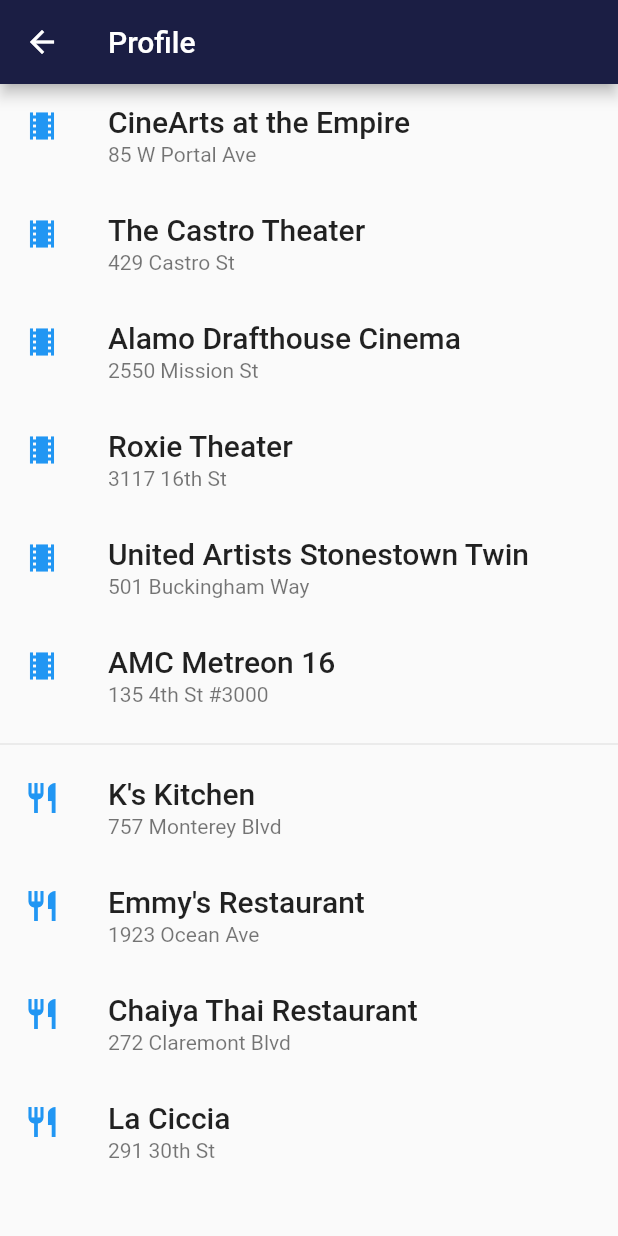
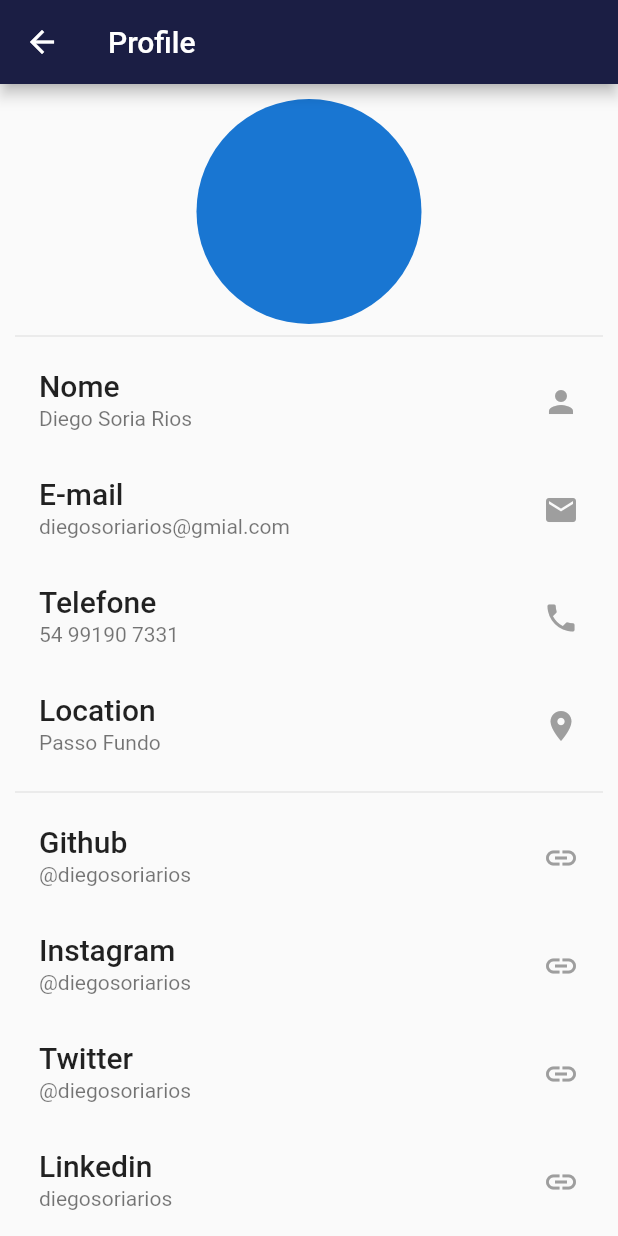
Before and after one commit to diegosoriarios/storyPage, a Flutter app: the screen it shows after launch, in the side drawer, after a tap on "Profile", on a phone screen of 412 x 824 dp. Run offline on Flutter 3.47's test engine with Material 2 defaults, Android fonts, the phone set to English and light mode, and no system bars; our stand-ins replace dio.

Commit message:
Profile Page

```diff
--- a/lib/profile.dart
+++ b/lib/profile.dart
@@ -10,20 +10,21 @@ class Profile extends StatelessWidget {
       ),
       body: Center(
         child: ListView(
+          padding: new EdgeInsets.all(10.0),
           children: [
-            _tile('CineArts at the Empire', '85 W Portal Ave', Icons.theaters),
-            _tile('The Castro Theater', '429 Castro St', Icons.theaters),
-            _tile('Alamo Drafthouse Cinema', '2550 Mission St', Icons.theaters),
-            _tile('Roxie Theater', '3117 16th St', Icons.theaters),
-            _tile('United Artists Stonestown Twin', '501 Buckingham Way',
-                Icons.theaters),
-            _tile('AMC Metreon 16', '135 4th St #3000', Icons.theaters),
+            CircleAvatar(
+              minRadius: 75.0,
+            ),
             Divider(),
-            _tile('K\'s Kitchen', '757 Monterey Blvd', Icons.restaurant),
-            _tile('Emmy\'s Restaurant', '1923 Ocean Ave', Icons.restaurant),
-            _tile(
-                'Chaiya Thai Restaurant', '272 Claremont Blvd', Icons.restaurant),
-            _tile('La Ciccia', '291 30th St', Icons.restaurant),
+            _tile('Nome', 'Diego Soria Rios', Icons.person),
+            _tile('E-mail', 'diegosoriarios@gmial.com', Icons.email),
+            _tile('Telefone', '54 99190 7331', Icons.phone),
+            _tile('Location', 'Passo Fundo', Icons.location_on),
+            Divider(),
+            _tile('Github', '@diegosoriarios', Icons.link),
+            _tile('Instagram', '@diegosoriarios', Icons.link),
+            _tile('Twitter', '@diegosoriarios', Icons.link),
+            _tile('Linkedin', 'diegosoriarios', Icons.link),
           ],
         )
       ),
@@ -37,9 +38,9 @@ class Profile extends StatelessWidget {
         fontSize: 20,
       )),
       subtitle: Text(subtitle),
-      leading: Icon(
+      trailing: Icon(
         icon,
-      color: Colors.blue[500],
-    ),
+        color: Colors.grey,
+      ),
   );
 }
--- a/pubspec.yaml
+++ b/pubspec.yaml
@@ -19,6 +19,7 @@ environment:
 dependencies:
   flutter:
     sdk: flutter
+  dio: 1.0.0
 
   # The following adds the Cupertino Icons font to your application.
   # Use with the CupertinoIcons class for iOS style icons.
```
Also changed, not shown: lib/main.dart (+29 -0 lines), pubspec.lock.
